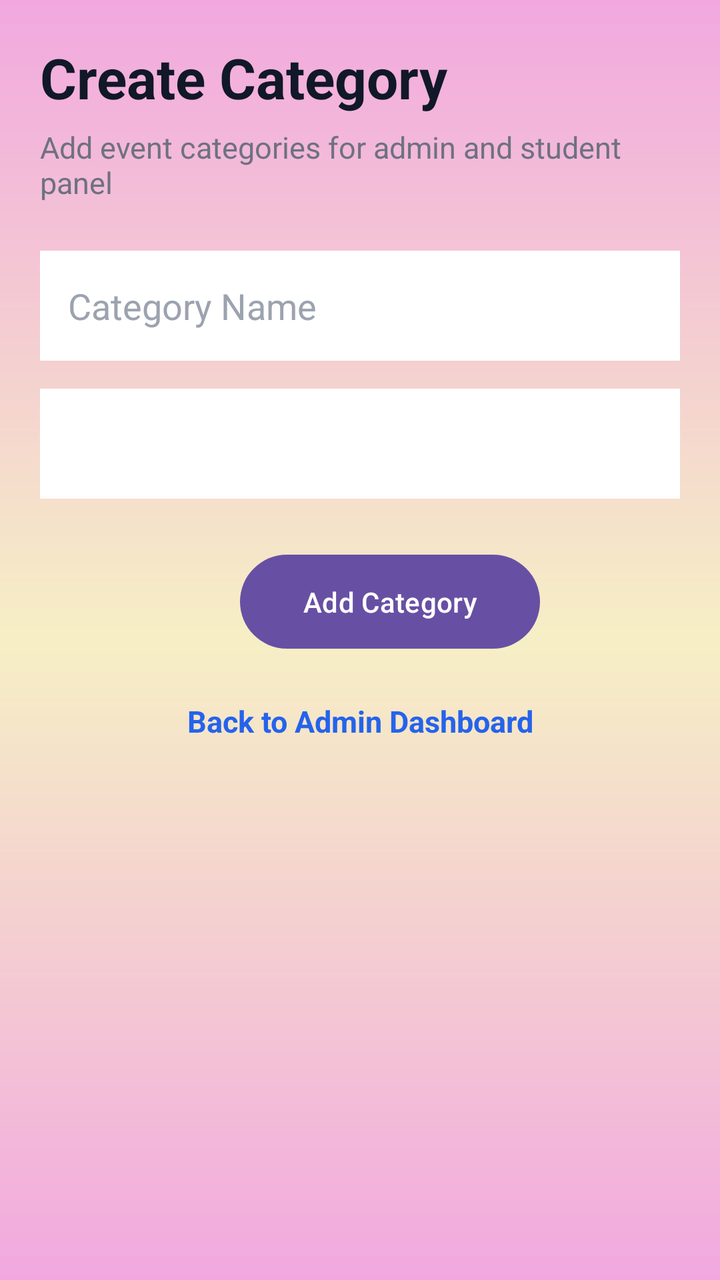
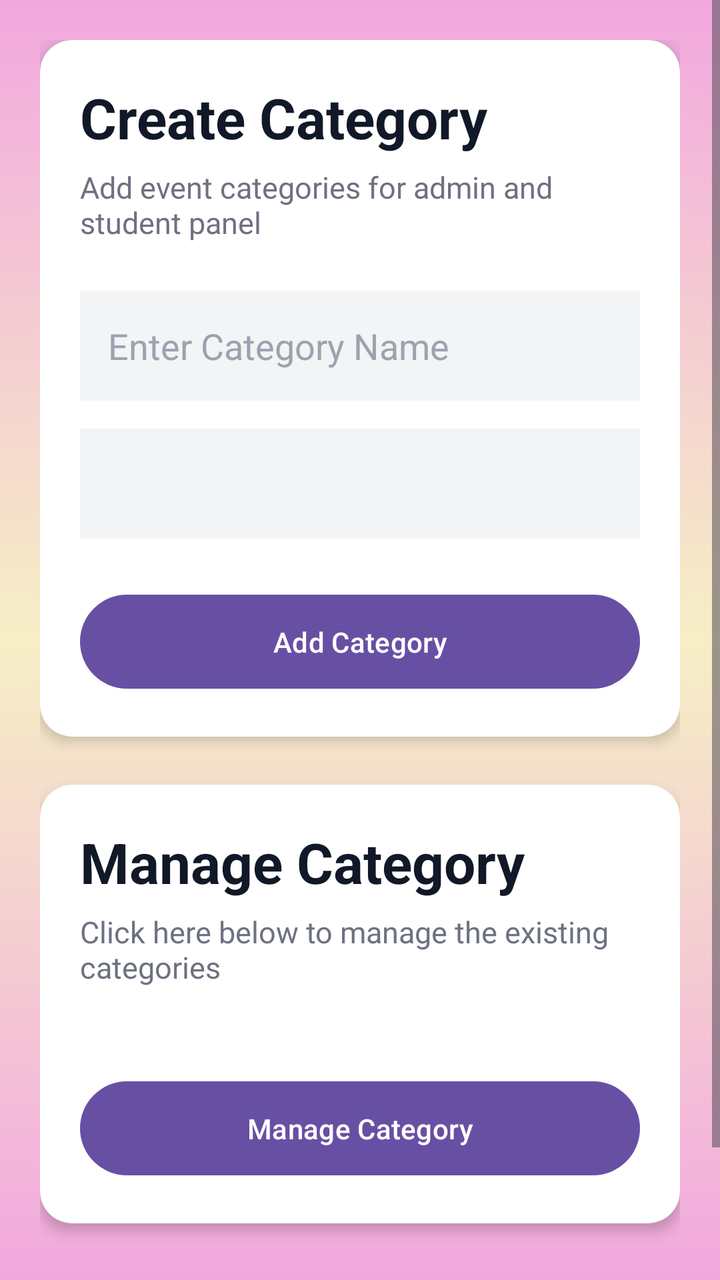

Before-and-after screenshots of an Android layout around one commit, followed by the original layout XML and the change that was made.
<!-- AndroidManifest.xml: application theme Theme.Eventora -->
<!-- res/layout/activity_create_category.xml -->
<?xml version="1.0" encoding="utf-8"?>
<ScrollView
    xmlns:android="http://schemas.android.com/apk/res/android"
    android:id="@+id/main"
    android:layout_width="match_parent"
    android:layout_height="match_parent"
    android:background="@drawable/norm_bg">
    <LinearLayout
        android:layout_width="match_parent"
        android:layout_height="wrap_content"
        android:orientation="vertical"
        android:padding="20dp">
        <TextView
            android:layout_width="match_parent"
            android:layout_height="wrap_content"
            android:text="Create Category"
            android:textColor="#111827"
            android:textSize="28sp"
            android:textStyle="bold" />
        <TextView
            android:layout_width="match_parent"
            android:layout_height="wrap_content"
            android:text="Add event categories for admin and student panel"
            android:textColor="#6E7181"
            android:textSize="15sp"
            android:layout_marginTop="6dp"
            android:layout_marginBottom="24dp" />
        <EditText
            android:id="@+id/edtCategoryName"
            android:layout_width="match_parent"
            android:layout_height="55dp"
            android:hint="Category Name"
            android:padding="14dp"
            android:background="#FFFFFF"
            android:textColor="#111827"
            android:textColorHint="#9CA3AF" />
        <Spinner
            android:id="@+id/spinnerCategoryStatus"
            android:layout_width="match_parent"
            android:layout_height="55dp"
            android:background="#FFFFFF"
            android:padding="10dp"
            android:layout_marginTop="14dp" />
        <Button
            android:id="@+id/btnAddCategory"
            android:layout_width="150dp"
            android:layout_height="55dp"
            android:gravity="center"
            android:layout_marginStart="100dp"
            android:text="Add Category"
            android:textAllCaps="false"
            android:layout_marginTop="24dp" />
        <TextView
            android:id="@+id/txtBackToAdminDashboard"
            android:layout_width="match_parent"
            android:layout_height="wrap_content"
            android:text="Back to Admin Dashboard"
            android:textColor="#2563EB"
            android:textSize="15sp"
            android:textStyle="bold"
            android:gravity="center"
            android:layout_marginTop="22dp"
            android:layout_marginBottom="30dp" />
    </LinearLayout>
</ScrollView>
<!-- resources referenced by this layout -->
<resources>
  <!-- drawable norm_bg (drawable) -->
  <?xml version="1.0" encoding="utf-8"?>
  <shape xmlns:android="http://schemas.android.com/apk/res/android">
      <gradient
          android:startColor="#F2A8DF"
          android:centerColor="#F6EFC5"
          android:endColor="#F2A8DF"
          android:angle="90"
          />
  </shape>
  <style name="Theme.Eventora" parent="Base.Theme.Eventora" />
  <style name="Base.Theme.Eventora" parent="Theme.Material3.DayNight.NoActionBar">
          
          
      </style>
</resources>

<!-- the commit's change to res/layout/activity_create_category.xml (unified diff, before → after) -->
@@ -1,55 +1,123 @@
 <?xml version="1.0" encoding="utf-8"?>
 <ScrollView
     xmlns:android="http://schemas.android.com/apk/res/android"
+    xmlns:app="http://schemas.android.com/apk/res-auto"
     android:id="@+id/main"
     android:layout_width="match_parent"
     android:layout_height="match_parent"
     android:background="@drawable/norm_bg">
+
     <LinearLayout
         android:layout_width="match_parent"
         android:layout_height="wrap_content"
         android:orientation="vertical"
         android:padding="20dp">
-        <TextView
+
+        
+        <com.google.android.material.card.MaterialCardView
             android:layout_width="match_parent"
             android:layout_height="wrap_content"
-            android:text="Create Category"
-            android:textColor="#111827"
-            android:textSize="28sp"
-            android:textStyle="bold" />
-        <TextView
+            app:cardBackgroundColor="#FFFFFF"
+            app:cardCornerRadius="16dp"
+            app:cardElevation="4dp"
+            app:strokeWidth="0dp">
+
+            <LinearLayout
+                android:layout_width="match_parent"
+                android:layout_height="wrap_content"
+                android:orientation="vertical"
+                android:padding="20dp">
+
+                <TextView
+                    android:layout_width="match_parent"
+                    android:layout_height="wrap_content"
+                    android:text="Create Category"
+                    android:textColor="#111827"
+                    android:textSize="28sp"
+                    android:textStyle="bold" />
+
+                <TextView
+                    android:layout_width="match_parent"
+                    android:layout_height="wrap_content"
+                    android:text="Add event categories for admin and student panel"
+                    android:textColor="#6E7181"
+                    android:textSize="15sp"
+                    android:layout_marginTop="6dp"
+                    android:layout_marginBottom="24dp" />
+
+                <EditText
+                    android:id="@+id/edtCategoryName"
+                    android:layout_width="match_parent"
+                    android:layout_height="55dp"
+                    android:hint="Enter Category Name"
+                    android:padding="14dp"
+                    android:background="#F3F4F6"
+                    android:textColor="#111827"
+                    android:textColorHint="#9CA3AF" />
+
+                <Spinner
+                    android:id="@+id/spinnerCategoryStatus"
+                    android:layout_width="match_parent"
+                    android:layout_height="55dp"
+                    android:background="#F3F4F6"
+                    android:padding="10dp"
+                    android:layout_marginTop="14dp" />
+
+                <Button
+                    android:id="@+id/btnAddCategory"
+                    android:layout_width="match_parent"
+                    android:layout_height="55dp"
+                    android:text="Add Category"
+                    android:textAllCaps="false"
+                    android:layout_marginTop="24dp" />
+
+            </LinearLayout>
+        </com.google.android.material.card.MaterialCardView>
+
+        
+        <com.google.android.material.card.MaterialCardView
             android:layout_width="match_parent"
             android:layout_height="wrap_content"
-            android:text="Add event categories for admin and student panel"
-            android:textColor="#6E7181"
-            android:textSize="15sp"
-            android:layout_marginTop="6dp"
-            android:layout_marginBottom="24dp" />
-        <EditText
-            android:id="@+id/edtCategoryName"
-            android:layout_width="match_parent"
-            android:layout_height="55dp"
-            android:hint="Category Name"
-            android:padding="14dp"
-            android:background="#FFFFFF"
-            android:textColor="#111827"
-            android:textColorHint="#9CA3AF" />
-        <Spinner
-            android:id="@+id/spinnerCategoryStatus"
-            android:layout_width="match_parent"
-            android:layout_height="55dp"
-            android:background="#FFFFFF"
-            android:padding="10dp"
-            android:layout_marginTop="14dp" />
-        <Button
-            android:id="@+id/btnAddCategory"
-            android:layout_width="150dp"
-            android:layout_height="55dp"
-            android:gravity="center"
-            android:layout_marginStart="100dp"
-            android:text="Add Category"
-            android:textAllCaps="false"
-            android:layout_marginTop="24dp" />
+            android:layout_marginTop="24dp"
+            app:cardBackgroundColor="#FFFFFF"
+            app:cardCornerRadius="16dp"
+            app:cardElevation="4dp"
+            app:strokeWidth="0dp">
+
+            <LinearLayout
+                android:layout_width="match_parent"
+                android:layout_height="wrap_content"
+                android:orientation="vertical"
+                android:padding="20dp">
+
+                <TextView
+                    android:layout_width="match_parent"
+                    android:layout_height="wrap_content"
+                    android:text="Manage Category"
+                    android:textColor="#111827"
+                    android:textSize="28sp"
+                    android:textStyle="bold" />
+
+                <TextView
+                    android:layout_width="match_parent"
+                    android:layout_height="wrap_content"
+                    android:text="Click here below to manage the existing categories"
+                    android:textColor="#6E7181"
+                    android:textSize="15sp"
+                    android:layout_marginTop="6dp"
+                    android:layout_marginBottom="24dp" />
+
+                <Button
+                    android:id="@+id/btnManageCategory"
+                    android:layout_width="match_parent"
+                    android:layout_height="55dp"
+                    android:text="Manage Category"
+                    android:textAllCaps="false"
+                    android:layout_marginTop="19dp" />
+
+            </LinearLayout>
+        </com.google.android.material.card.MaterialCardView>
+
         <TextView
             android:id="@+id/txtBackToAdminDashboard"
             android:layout_width="match_parent"
@@ -59,7 +127,8 @@
             android:textSize="15sp"
             android:textStyle="bold"
             android:gravity="center"
-            android:layout_marginTop="22dp"
+            android:layout_marginTop="32dp"
             android:layout_marginBottom="30dp" />
+
     </LinearLayout>
 </ScrollView>
